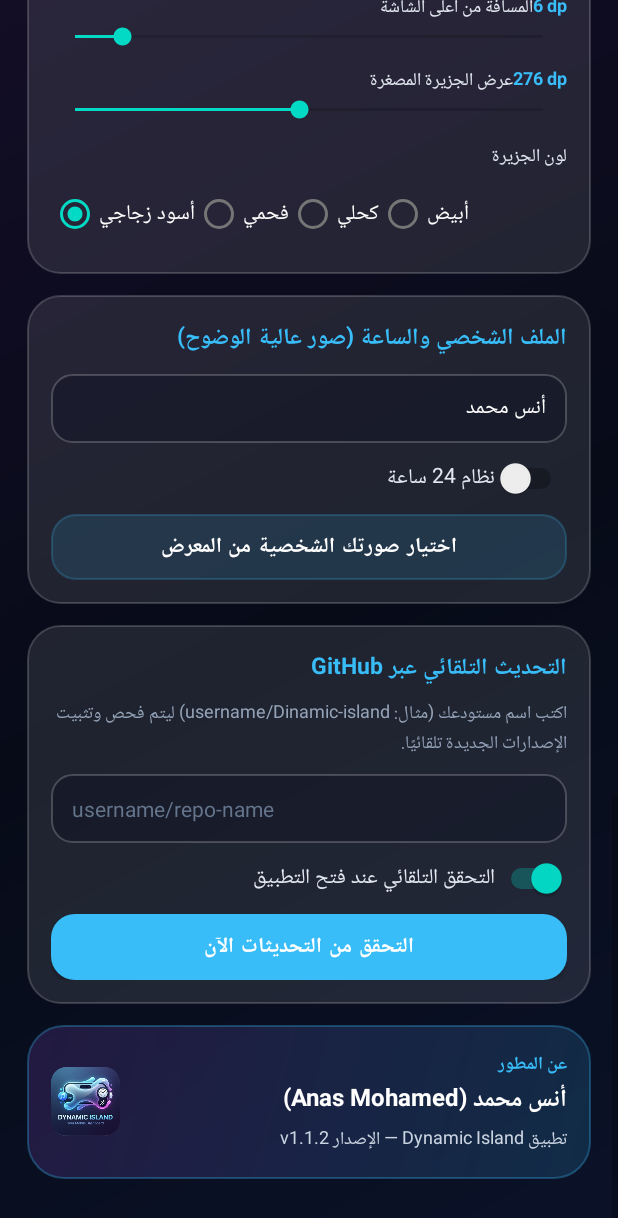
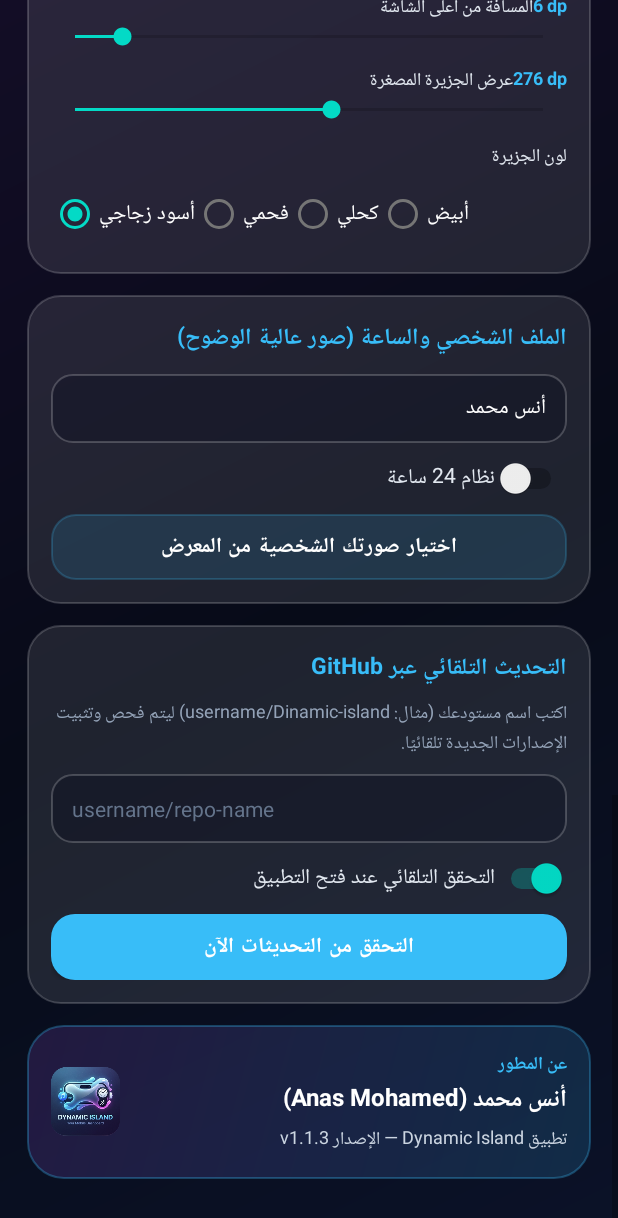
Before and after one commit to Anas-crack/Dinamic-island, an Android app: the screen it shows after launch (MainActivity), scrolled down 1486 dp, on a phone screen of 412 x 824 dp. Shown: the top 1218 px of the screen. Run offline under Robolectric (Android 15) with nearby library versions, the phone set to English and light mode, and no system bars; pictures from the network do not load.

Commit message:
Update to v1.1.3

```diff
--- a/app/build.gradle.kts
+++ b/app/build.gradle.kts
@@ -11,8 +11,8 @@ android {
         applicationId = "com.dynamicisland.redminote8"
         minSdk = 26
         targetSdk = 34
-        versionCode = 13
-        versionName = "1.1.2"
+        versionCode = 14
+        versionName = "1.1.3"
         setProperty("archivesBaseName", "Dynamic Island")
     }
 
--- a/app/src/main/java/com/dynamicisland/redminote8/MainActivity.kt
+++ b/app/src/main/java/com/dynamicisland/redminote8/MainActivity.kt
@@ -167,7 +167,7 @@ class MainActivity : AppCompatActivity() {
         tvBarHeightVal.text = "${settings.barHeightDp} dp"
         seekTop.progress = settings.topOffsetDp
         tvTopVal.text = "${settings.topOffsetDp} dp"
-        seekWidth.progress = (settings.compactWidthDp - 180).coerceIn(0, 200)
+        seekWidth.progress = (settings.compactWidthDp - 150).coerceIn(0, 230)
         tvWidthVal.text = "${settings.compactWidthDp} dp"
 
         etUserName.setText(settings.userName)
@@ -414,7 +414,7 @@ class MainActivity : AppCompatActivity() {
         })
 
         seekWidth.setOnSeekBarChangeListener(simpleSeek { p ->
-            val w = 180 + p
+            val w = 150 + p
             settings = settings.copy(compactWidthDp = w)
             tvWidthVal.text = "$w dp"
             saveAndNotify()
--- a/app/src/main/res/layout/activity_main.xml
+++ b/app/src/main/res/layout/activity_main.xml
@@ -15,7 +15,7 @@
             <ImageView android:layout_width="64dp" android:layout_height="64dp" android:contentDescription="@string/app_name" android:scaleType="centerCrop" android:src="@drawable/app_logo" />
             <LinearLayout android:layout_width="0dp" android:layout_height="wrap_content" android:layout_marginStart="14dp" android:layout_weight="1" android:orientation="vertical">
                 <TextView android:layout_width="match_parent" android:layout_height="wrap_content" android:text="Dynamic Island" android:textColor="#FFFFFF" android:textSize="22sp" android:textStyle="bold" />
-                <TextView android:id="@+id/tvVersionBadge" android:layout_width="match_parent" android:layout_height="wrap_content" android:layout_marginTop="2dp" android:text="v1.1.2 • Glass Blur + Dual Pill" android:textColor="#38BDF8" android:textSize="12sp" android:textStyle="bold" />
+                <TextView android:id="@+id/tvVersionBadge" android:layout_width="match_parent" android:layout_height="wrap_content" android:layout_marginTop="2dp" android:text="v1.1.3 • Glass Blur + Dual Pill" android:textColor="#38BDF8" android:textSize="12sp" android:textStyle="bold" />
                 <TextView android:id="@+id/tvServiceState" android:layout_width="match_parent" android:layout_height="wrap_content" android:layout_marginTop="4dp" android:text="● متوقفة حاليًا" android:textColor="#94A3B8" android:textSize="12sp" android:textStyle="bold" />
             </LinearLayout>
         </LinearLayout>
@@ -125,7 +125,7 @@
                 <TextView android:layout_width="0dp" android:layout_height="wrap_content" android:layout_weight="1" android:text="عرض الجزيرة المصغرة" android:textColor="#E2E8F0" android:textSize="12sp" />
                 <TextView android:id="@+id/tvWidthVal" android:layout_width="wrap_content" android:layout_height="wrap_content" android:text="276 dp" android:textColor="#38BDF8" android:textSize="12sp" android:textStyle="bold" />
             </LinearLayout>
-            <SeekBar android:id="@+id/seekWidth" android:layout_width="match_parent" android:layout_height="wrap_content" android:max="200" />
+            <SeekBar android:id="@+id/seekWidth" android:layout_width="match_parent" android:layout_height="wrap_content" android:max="230" />
 
             <TextView android:layout_width="match_parent" android:layout_height="wrap_content" android:layout_marginTop="12dp" android:text="لون الجزيرة" android:textColor="#E2E8F0" android:textSize="12sp" />
             <RadioGroup android:id="@+id/rgTheme" android:layout_width="match_parent" android:layout_height="wrap_content" android:layout_marginTop="4dp" android:orientation="horizontal">
@@ -156,7 +156,7 @@
             <LinearLayout android:layout_width="0dp" android:layout_height="wrap_content" android:layout_marginStart="12dp" android:layout_weight="1" android:orientation="vertical">
                 <TextView android:layout_width="match_parent" android:layout_height="wrap_content" android:text="عن المطور" android:textColor="#38BDF8" android:textSize="12sp" android:textStyle="bold" />
                 <TextView android:layout_width="match_parent" android:layout_height="wrap_content" android:text="أنس محمد (Anas Mohamed)" android:textColor="#FFFFFF" android:textSize="16sp" android:textStyle="bold" />
-                <TextView android:id="@+id/tvDevVersion" android:layout_width="match_parent" android:layout_height="wrap_content" android:layout_marginTop="2dp" android:text="تطبيق Dynamic Island — الإصدار v1.1.2" android:textColor="#CBD5E1" android:textSize="12sp" />
+                <TextView android:id="@+id/tvDevVersion" android:layout_width="match_parent" android:layout_height="wrap_content" android:layout_marginTop="2dp" android:text="تطبيق Dynamic Island — الإصدار v1.1.3" android:textColor="#CBD5E1" android:textSize="12sp" />
             </LinearLayout>
         </LinearLayout>
     </LinearLayout>
```
Also changed, not shown: app/src/main/java/com/dynamicisland/redminote8/DynamicIslandService.kt (+10 -9 lines), 1 other file.
